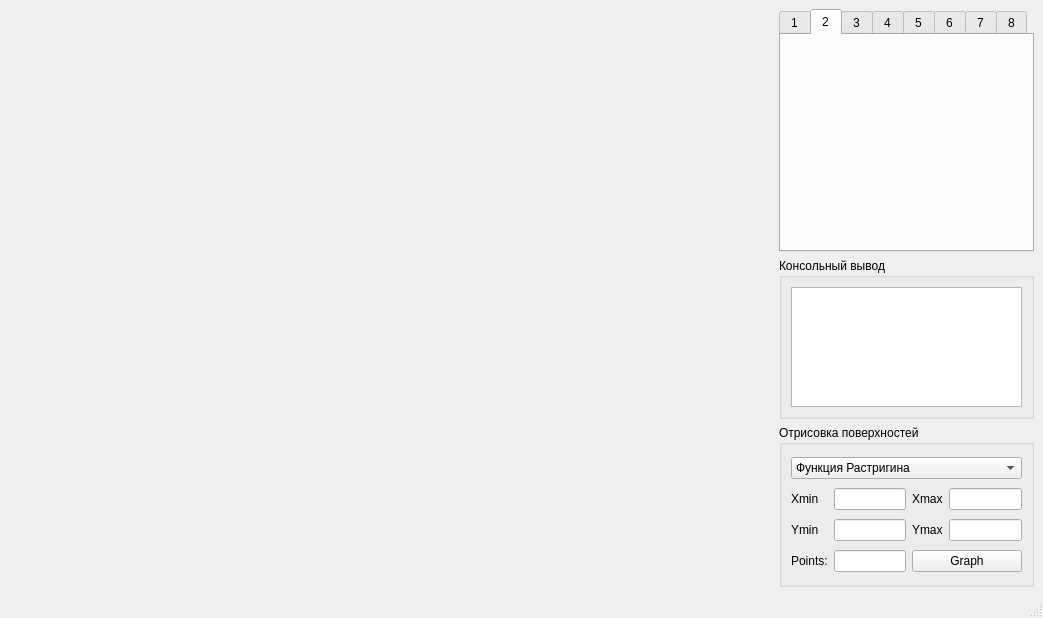
Above: src/ui/main.ui from Dramaturg1/SearchOptimization before the change. Below: the same form after it.
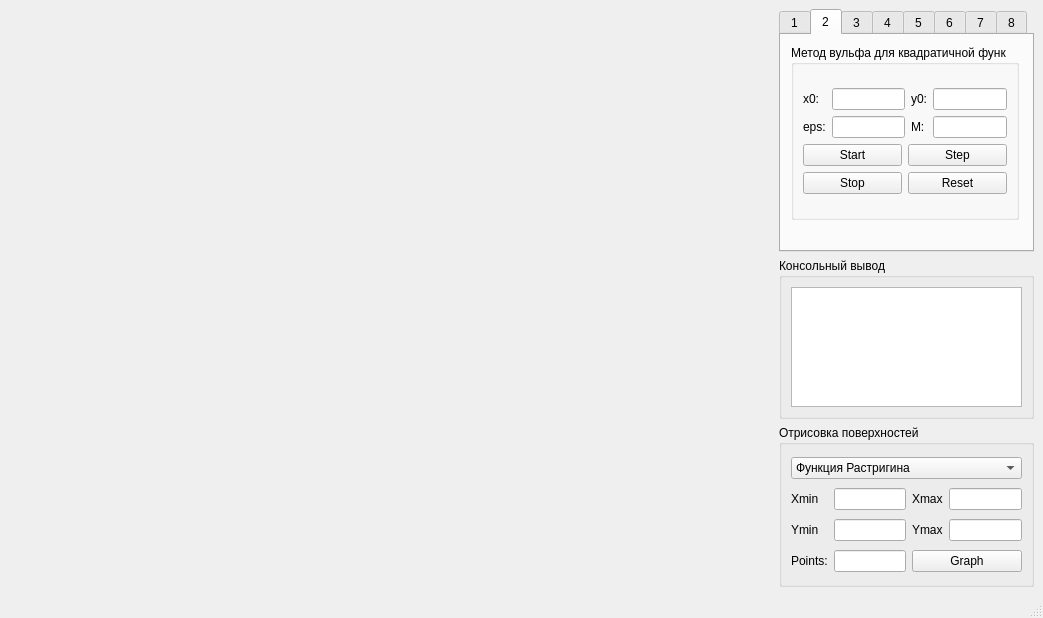
That is the form after the change. The open tabs and pages were chosen to show the change.

What changed in the file:
```diff
--- a/src/ui/main.ui
+++ b/src/ui/main.ui
@@ -136,6 +136,107 @@
            <attribute name="title">
             <string>2</string>
            </attribute>
+           <widget class="QGroupBox" name="groupBox_4">
+            <property name="geometry">
+             <rect>
+              <x>10</x>
+              <y>10</y>
+              <width>228</width>
+              <height>175</height>
+             </rect>
+            </property>
+            <property name="sizePolicy">
+             <sizepolicy hsizetype="Preferred" vsizetype="Preferred">
+              <horstretch>0</horstretch>
+              <verstretch>0</verstretch>
+             </sizepolicy>
+            </property>
+            <property name="title">
+             <string>Метод вульфа для квадратичной функ</string>
+            </property>
+            <layout class="QVBoxLayout" name="verticalLayout_6">
+             <item>
+              <layout class="QVBoxLayout" name="verticalLayout_7">
+               <item>
+                <layout class="QGridLayout" name="gridLayout_4">
+                 <item row="0" column="0">
+                  <widget class="QLabel" name="label_10">
+                   <property name="text">
+                    <string>x0:</string>
+                   </property>
+                  </widget>
+                 </item>
+                 <item row="0" column="1">
+                  <widget class="QLineEdit" name="lineEdit_10"/>
+                 </item>
+                 <item row="0" column="2">
+                  <widget class="QLabel" name="label_11">
+                   <property name="text">
+                    <string>y0:</string>
+                   </property>
+                  </widget>
+                 </item>
+                 <item row="0" column="3">
+                  <widget class="QLineEdit" name="lineEdit_11"/>
+                 </item>
+                 <item row="1" column="0">
+                  <widget class="QLabel" name="label_12">
+                   <property name="text">
+                    <string>eps:</string>
+                   </property>
+                  </widget>
+                 </item>
+                 <item row="1" column="1">
+                  <widget class="QLineEdit" name="lineEdit_12"/>
+                 </item>
+                 <item row="1" column="2">
+                  <widget class="QLabel" name="label_13">
+                   <property name="text">
+                    <string>M:</string>
+                   </property>
+                  </widget>
+                 </item>
+                 <item row="1" column="3">
+                  <widget class="QLineEdit" name="lineEdit_13"/>
+                 </item>
+                </layout>
+               </item>
+               <item>
+                <layout class="QGridLayout" name="gridLayout_5">
+                 <item row="0" column="0">
+                  <widget class="QPushButton" name="pushButton_6">
+                   <property name="text">
+                    <string>Start</string>
+                   </property>
+                  </widget>
+                 </item>
+                 <item row="1" column="0">
+                  <widget class="QPushButton" name="pushButton_7">
+                   <property name="text">
+                    <string>Stop</string>
+                   </property>
+                  </widget>
+                 </item>
+                 <item row="1" column="1">
+                  <widget class="QPushButton" name="pushButton_8">
+                   <property name="text">
+                    <string>Reset</string>
+                   </property>
+                  </widget>
+                 </item>
+                 <item row="0" column="1">
+                  <widget class="QPushButton" name="pushButton_9">
+                   <property name="text">
+                    <string>Step</string>
+                   </property>
+                  </widget>
+                 </item>
+                </layout>
+               </item>
+              </layout>
+             </item>
+            </layout>
+           </widget>
           </widget>
           <widget class="QWidget" name="tab_3">
            <attribute name="title">
```
Left out of the diff: 2 changed lines with no effect on the pictures.
